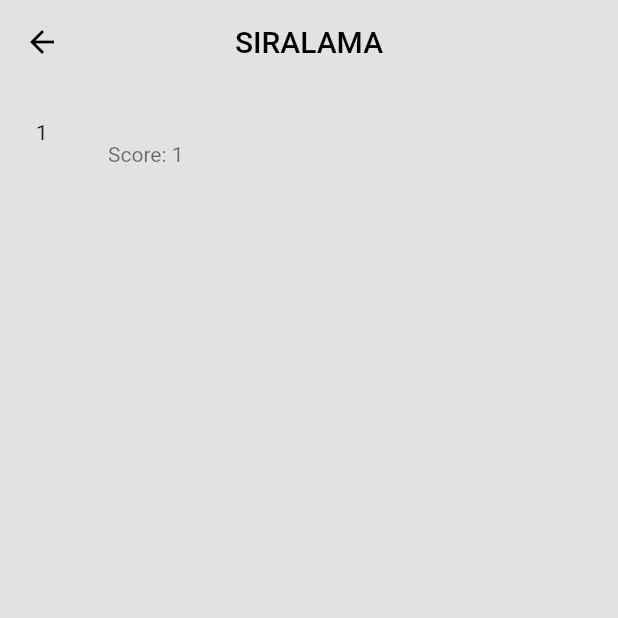
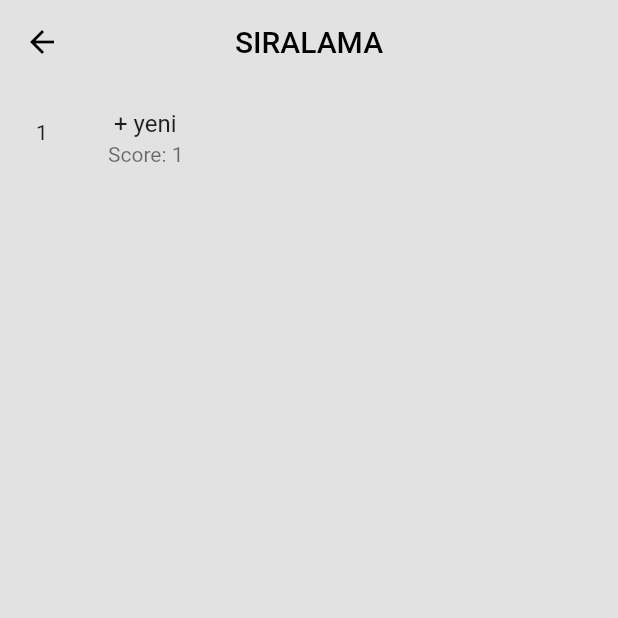
Before and after one commit to tolunaykutlu/Gym-App, a Flutter app: the SelectedChallenge screen opened by its route, after a tap on "Başla", after a tap on "getir", after a tap on the "leaderboard" icon, on a phone screen of 412 x 824 dp, the top half of it. Run offline on Flutter 3.47's test engine with Material 2 defaults, Android fonts, the phone set to English and light mode, and no system bars; our stand-ins replace cloud_firestore, firebase_auth, firebase_core, flutter_riverpod, fluttertoast, google_fonts and 1 more; missing offline and left inert: kartal; accounts and stored records are empty.

Commit message:
son hali

```diff
--- a/lib/src/core/components/widgets/timer_text_widget.dart
+++ b/lib/src/core/components/widgets/timer_text_widget.dart
@@ -33,6 +33,11 @@ class _TimerTextState extends ConsumerState<TimerText> {
     var counter = ref.watch(counterProvider);
     String time = "$hour : $min : ${counter.counter}";
 
+    timerZero() {
+      _timer?.cancel();
+      counter.counter = 0;
+    }
+
     startTimer() {
       if (isStarted) {
         _timer = Timer.periodic(const Duration(seconds: 1), (timer) {
@@ -55,7 +60,11 @@ class _TimerTextState extends ConsumerState<TimerText> {
 
     return Column(
       children: [
-        Card(
+        InkWell(
+          onTap: () {
+            timerZero();
+          },
+          child: Card(
               shape: StadiumBorder(
                   //yuvarlak
                   side: BorderSide(
@@ -74,6 +83,7 @@ class _TimerTextState extends ConsumerState<TimerText> {
                     style: smallTitleTextStyle(
                         color: AppConstants.primaryColor, fsize: 25),
                   )))),
+        ),
         spaceMediumH25(),
         CustomButton(
           size: context.deviceSize / 2,
--- a/lib/src/features/Views/leader_board_page.dart
+++ b/lib/src/features/Views/leader_board_page.dart
@@ -20,7 +20,10 @@ class LeaderBoardScreen extends ConsumerWidget {
         title: const Text("SIRALAMA"),
         centerTitle: true,
       ),
-      body: SizedBox(height: context.deviceHeight * 0.7, child: leaderBoard2()),
+      body: Hero(
+          tag: Object(),
+          child: SizedBox(
+              height: context.deviceHeight * 0.7, child: leaderBoard2())),
     );
   }
 
--- a/lib/src/features/Views/selected_challenge.dart
+++ b/lib/src/features/Views/selected_challenge.dart
@@ -24,16 +24,23 @@ class _SelectedChallengeState extends ConsumerState<SelectedChallenge> {
         FirebaseFirestore.instance.collection('users'); */
 
   String userName = "";
+
   @override
   void initState() {
     getUsersWantedData();
+    getUserId();
 
     super.initState();
   }
 
+  String getUserId() {
+    //userId çekme methodu
+    var uid = ref.read(authProvider).fstore.getUserUuid();
+    return uid;
+  }
+
   getUsersWantedData() {
-    var data =
-        ref.read(authProvider).getData("users", "Z0vzcHpGZlSmNoMQBGWFOI1iPcN2");
+    var data = ref.read(authProvider).getData("users", getUserId());
     data.then((value) {
       //Setstate ile username içine firebaseden datasını çektiğimiz kullanıcının adını verdik
       setState(() {
@@ -74,7 +81,7 @@ class _SelectedChallengeState extends ConsumerState<SelectedChallenge> {
                   await ref
                       .read(authProvider)
                       .fstore
-                      .addUserToLeaderboard(userName, score);
+                      .addUserToLeaderboard("$userName + yeni", score);
 
                   //ref.read(authProvider).fauth.signOutuser();
                 },
```
Also changed, not shown: lib/src/features/riverpods/timer_riverpod.dart (+0 -12 lines). Lines whose indentation alone changed are shown as unchanged.
